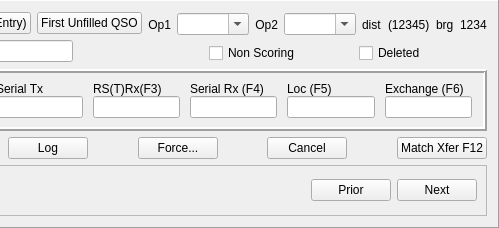
Before: the Qt Designer form mqt/MqtLogger/qsologframe.ui in zsteva/backup-minos2, drawn with Qt 5; both pictures show x 226 to 725 and y 0 to 228 of the 725 by 228 pixel window.
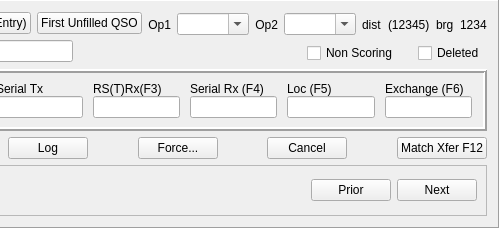
After: the same form once the commit is applied.

Commit message: tidy up dist/brg etc positioning

The edit to the form file:
```diff
--- a/mqt/MqtLogger/qsologframe.ui
+++ b/mqt/MqtLogger/qsologframe.ui
@@ -273,13 +273,16 @@
           </widget>
          </item>
          <item>
-          <spacer name="horizontalSpacer_7">
+          <spacer name="horizontalSpacer_2">
            <property name="orientation">
             <enum>Qt::Horizontal</enum>
            </property>
+           <property name="sizeType">
+            <enum>QSizePolicy::Preferred</enum>
+           </property>
            <property name="sizeHint" stdset="0">
             <size>
-             <width>40</width>
+             <width>20</width>
              <height>20</height>
             </size>
            </property>
@@ -295,19 +298,6 @@
            </property>
           </widget>
          </item>
-         <item>
-          <spacer name="horizontalSpacer_6">
-           <property name="orientation">
-            <enum>Qt::Horizontal</enum>
-           </property>
-           <property name="sizeHint" stdset="0">
-            <size>
-             <width>40</width>
-             <height>20</height>
-            </size>
-           </property>
-          </spacer>
-         </item>
         </layout>
        </item>
       </layout>
```
Left out of the diff: 39 changed lines with no effect on the pictures.
